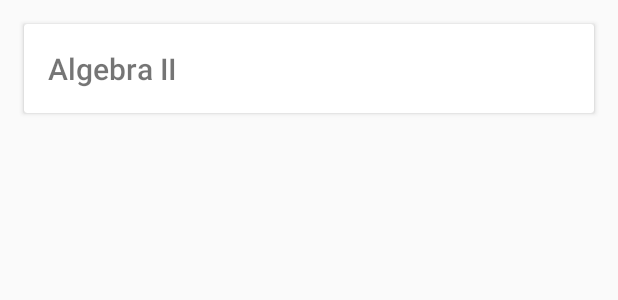
After one commit to tomar3/Studybook, an Android app: the layout list_item_class.xml on its own in the app's theme, with its tools: preview values and no code run, on a phone screen of 412 x 824 dp. The commit adds this screen. Shown: the top 300 px of the screen. Run offline under Robolectric (Android 15) with nearby library versions, the phone set to English and light mode, and no system bars.

Commit message:
feat: Add classes recycler view and adapter

```diff
--- a/android/Studybook/app/src/main/res/layout/activity_classes.xml
+++ b/android/Studybook/app/src/main/res/layout/activity_classes.xml
@@ -23,6 +23,7 @@
             android:layout_width="match_parent"
             android:layout_height="?attr/actionBarSize"
             android:background="?attr/colorPrimary"
+            app:layout_scrollFlags="scroll|enterAlways"
             app:popupTheme="@style/AppTheme.PopupOverlay" />
 
     </android.support.design.widget.AppBarLayout>
@@ -30,7 +31,7 @@
     <include layout="@layout/content_classes" />
 
     <android.support.design.widget.FloatingActionButton
-        android:id="@+id/fab"
+        android:id="@+id/fab_add_class"
         android:layout_width="wrap_content"
         android:layout_height="wrap_content"
         android:layout_gravity="bottom|end"
--- a/android/Studybook/app/src/main/res/layout/content_classes.xml
+++ b/android/Studybook/app/src/main/res/layout/content_classes.xml
@@ -15,4 +15,10 @@
     tools:context="com.codertal.studybook.features.manage.classes.ClassesActivity"
     tools:showIn="@layout/activity_classes">
 
+    <android.support.v7.widget.RecyclerView
+        android:id="@+id/rv_classes"
+        android:layout_width="match_parent"
+        android:layout_height="match_parent"
+        app:layout_behavior="@string/appbar_scrolling_view_behavior"/>
+
 </android.support.constraint.ConstraintLayout>
--- /dev/null
+++ b/android/Studybook/app/src/main/res/layout/list_item_class.xml
@@ -0,0 +1,31 @@
+<?xml version="1.0" encoding="utf-8"?>
+<!--
+  ~ Created by Talab Omar on 11/7/17 4:10 PM
+  ~ Copyright (c) 2017. All rights reserved.
+  ~
+  ~ Last modified 11/7/17 4:10 PM
+  -->
+
+<android.support.v7.widget.CardView xmlns:android="http://schemas.android.com/apk/res/android"
+    xmlns:app="http://schemas.android.com/apk/res-auto"
+    xmlns:tools="http://schemas.android.com/tools"
+    android:layout_width="match_parent"
+    android:layout_height="wrap_content"
+    app:contentPadding="16dp"
+    android:layout_margin="16dp">
+
+    <android.support.constraint.ConstraintLayout
+        android:layout_width="match_parent"
+        android:layout_height="wrap_content">
+
+        <TextView
+            android:id="@+id/tv_class_name"
+            android:layout_width="wrap_content"
+            android:layout_height="wrap_content"
+            android:fontFamily="sans-serif-medium"
+            android:textSize="20sp"
+            tools:text="Algebra II"/>
+
+    </android.support.constraint.ConstraintLayout>
+
+</android.support.v7.widget.CardView>
```
Also changed, not shown: android/Studybook/app/src/main/java/com/codertal/studybook/data/model/Class.java (added, +24 -0 lines), android/Studybook/app/src/main/java/com/codertal/studybook/features/manage/classes/ClassesActivity.java (+41 -5 lines), android/Studybook/app/src/main/java/com/codertal/studybook/features/manage/classes/adapter/ClassListAdapter.java (added, +82 -0 lines).
